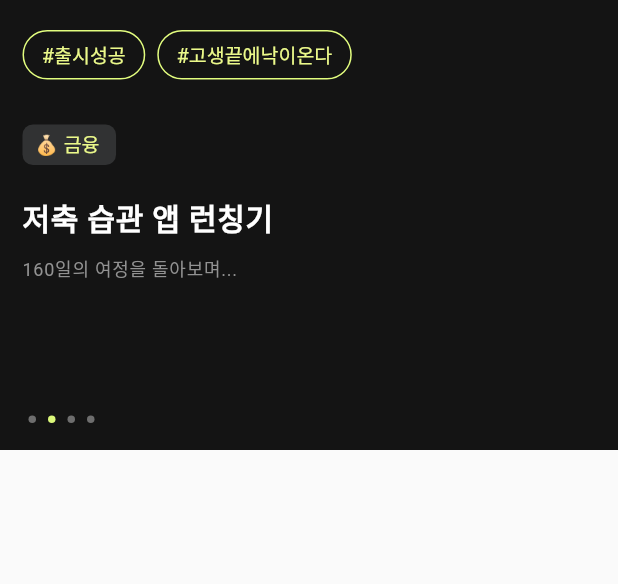
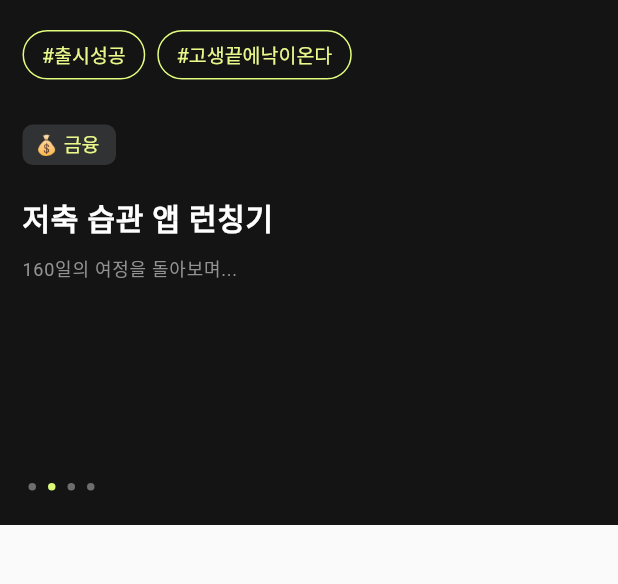
Before and after one commit to zixxin/grit_mimesis, a Flutter app: the screen it shows after launch, on a phone screen of 412 x 824 dp, the part 84-668 px from its top. Run offline on Flutter 3.47's test engine with Material 2 defaults, Android fonts, the phone set to English and light mode, and no system bars; drawn by our look-alikes of dots_indicator.

Commit message:
간격 디테일 수정

```diff
--- a/lib/home.dart
+++ b/lib/home.dart
@@ -11,8 +11,6 @@ class HomePage extends StatefulWidget {
 class _HomePageState extends State<HomePage> {
   @override
   Widget build(BuildContext context) {
-    double width = MediaQuery.of(context).size.width;
-
     return Scaffold(
       appBar: AppBar(
         elevation: 0.0,
@@ -107,7 +105,7 @@ Widget TitleSection(BuildContext context) {
     children: <Widget>[
       Container(
         width: width,
-        height: 300,
+        height: 350,
         decoration: const BoxDecoration(
           color: Color(0xFF141414),
         ),
@@ -189,7 +187,7 @@ Widget TitleSection(BuildContext context) {
               ),
             ),
             Container(
-              padding: const EdgeInsets.only(top: 85, left: 15),
+              padding: const EdgeInsets.only(top: 130, left: 15),
               child: DotsIndicator(
                 dotsCount: 4,
                 position: 1,
```
